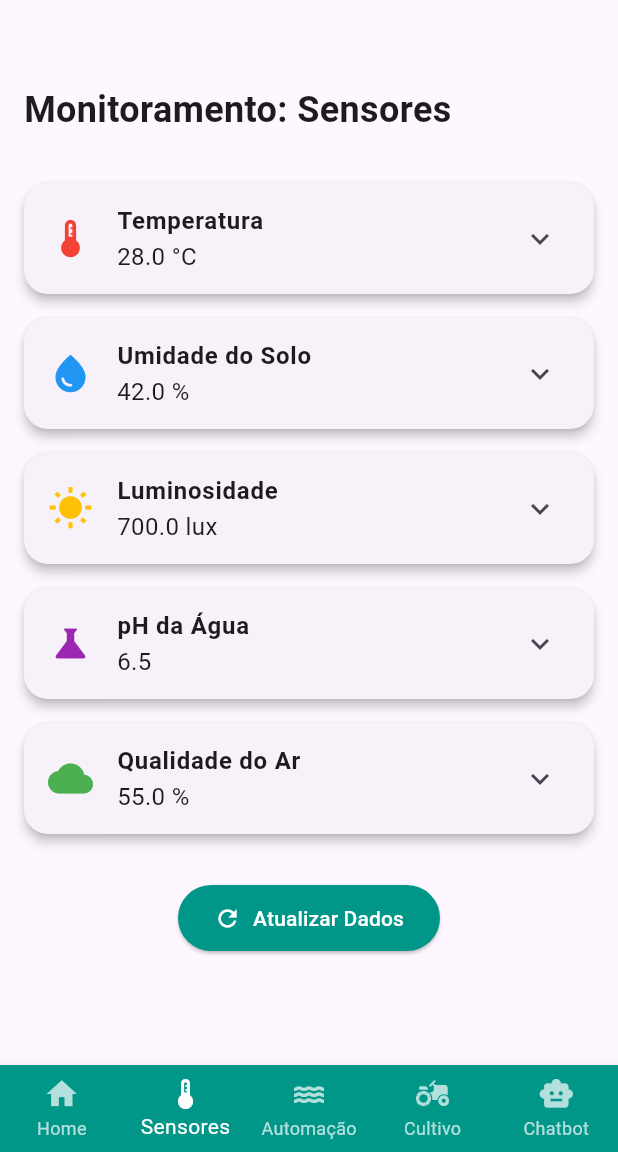
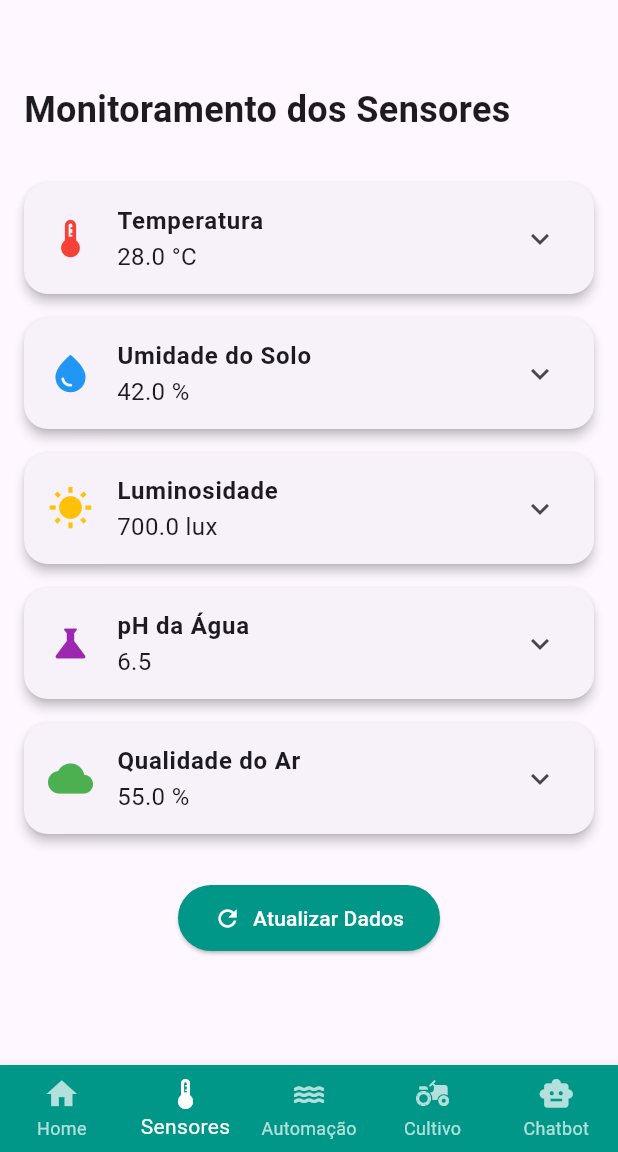
Before and after one commit to LucasSantino/ProjetoIntegrador_Agrotrack, a Flutter app: the screen it shows after launch, item 2 of the bottom bar chosen, on a phone screen of 412 x 824 dp, the part 84-1236 px from its top. Run offline on Flutter 3.47's test engine with Material 3 defaults, Android fonts, the phone set to English and light mode, and no system bars; our stand-ins replace fl_chart, image_picker.

Commit message:
Update sensores.dart

```diff
--- a/app_agrotrack/lib/screen/sensores.dart
+++ b/app_agrotrack/lib/screen/sensores.dart
@@ -35,7 +35,7 @@ class _SensoresState extends State<Sensores> {
           children: [
             const SizedBox(height: 40),
             const Text(
-              'Monitoramento: Sensores',
+              'Monitoramento dos Sensores',
               style: TextStyle(fontSize: 24, fontWeight: FontWeight.bold),
             ),
             const SizedBox(height: 24),
```
